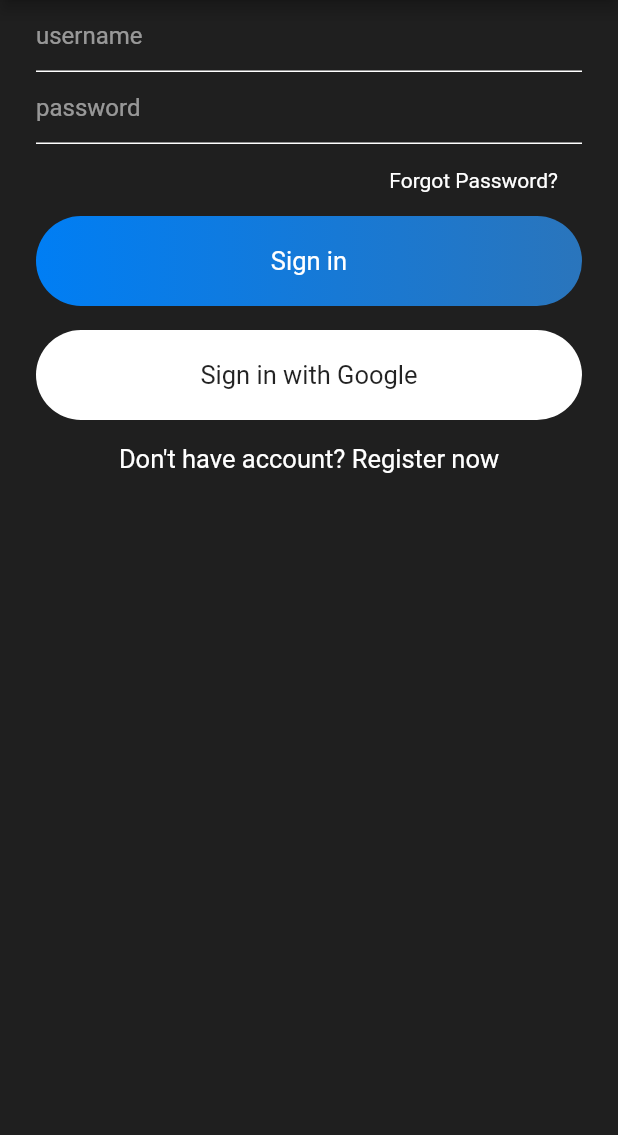
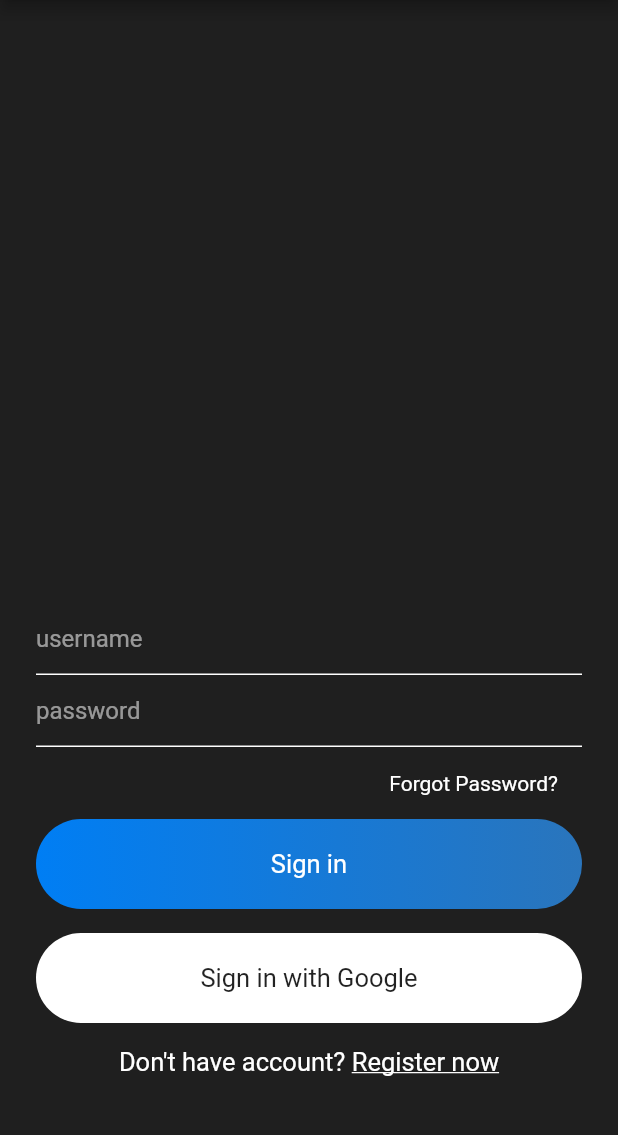
Before and after one commit to abymathewtkv/messaging_app, a Flutter app: the screen it shows after launch, on a phone screen of 412 x 824 dp, the part 84-1219 px from its top. Run offline on Flutter 3.47's test engine with Material 2 defaults, Android fonts, the phone set to English and light mode, and no system bars.

Commit message:
aligned children widgets at the bottom

```diff
--- a/lib/views/signin.dart
+++ b/lib/views/signin.dart
@@ -14,8 +14,11 @@ class _SignInState extends State<SignIn> {
     return Scaffold(
       appBar: appBarMain(context),
       body: Container(
+        alignment: Alignment.bottomCenter,
+        child: Container(
           padding: const EdgeInsets.symmetric(horizontal: 24.0),
           child: Column(
+            mainAxisSize: MainAxisSize.min,
             children: <Widget>[
               TextField(
                 decoration: textFieldInputDecoration("username"),
@@ -31,8 +34,12 @@ class _SignInState extends State<SignIn> {
               Container(
                 alignment: Alignment.centerRight,
                 child: Container(
-                padding: const EdgeInsets.symmetric(horizontal: 16,vertical: 8.0),
-                child: Text("Forgot Password?",style: simpleTextStyle(),),
+                  padding:
+                      const EdgeInsets.symmetric(horizontal: 16, vertical: 8.0),
+                  child: Text(
+                    "Forgot Password?",
+                    style: simpleTextStyle(),
+                  ),
                 ),
               ),
               const SizedBox(
@@ -42,16 +49,18 @@ class _SignInState extends State<SignIn> {
                 alignment: Alignment.center,
                 width: MediaQuery.of(context).size.width,
                 padding: const EdgeInsets.symmetric(vertical: 20.0),
-              decoration:  BoxDecoration(
+                decoration: BoxDecoration(
                     gradient: const LinearGradient(
                       colors: [
                         Color(0xff007EF4),
                         Color(0xff2A75BC),
                       ],
                     ),
-                borderRadius: BorderRadius.circular(30.0)
+                    borderRadius: BorderRadius.circular(30.0)),
+                child: const Text(
+                  "Sign in",
+                  style: TextStyle(color: Colors.white, fontSize: 17.0),
                 ),
-              child: const Text("Sign in",style: TextStyle(color: Colors.white,fontSize: 17.0),) ,
               ),
               SizedBox(
                 height: 16,
@@ -60,11 +69,13 @@ class _SignInState extends State<SignIn> {
                 alignment: Alignment.center,
                 width: MediaQuery.of(context).size.width,
                 padding: const EdgeInsets.symmetric(vertical: 20.0),
-              decoration:  BoxDecoration(
+                decoration: BoxDecoration(
                     color: Colors.white,
-                  borderRadius: BorderRadius.circular(30.0)
+                    borderRadius: BorderRadius.circular(30.0)),
+                child: const Text(
+                  "Sign in with Google",
+                  style: TextStyle(color: Colors.black87, fontSize: 17.0),
                 ),
-              child: const Text("Sign in with Google",style: TextStyle(color: Colors.black87,fontSize: 17.0),) ,
               ),
               SizedBox(
                 height: 16,
@@ -72,11 +83,26 @@ class _SignInState extends State<SignIn> {
               Row(
                 mainAxisAlignment: MainAxisAlignment.center,
                 children: <Widget>[
-                Text("Don't have account? ",style: TextStyle(color: Colors.white,fontSize: 17),),
-                Text("Register now",style: TextStyle(color: Colors.white,fontSize: 17),),
+                  Text(
+                    "Don't have account? ",
+                    style: TextStyle(color: Colors.white, fontSize: 17),
+                  ),
+                  Text(
+                    "Register now",
+                    style: TextStyle(color: Colors.white, fontSize: 17,
+                      decoration: TextDecoration.underline,
+
+                    ),
+
+                  ),
+
                 ],
               ),
+              SizedBox(
+                height: 50,
+              ),
             ],
+          ),
         ),
       ),
     );
```
Lines whose indentation alone changed are shown as unchanged.
